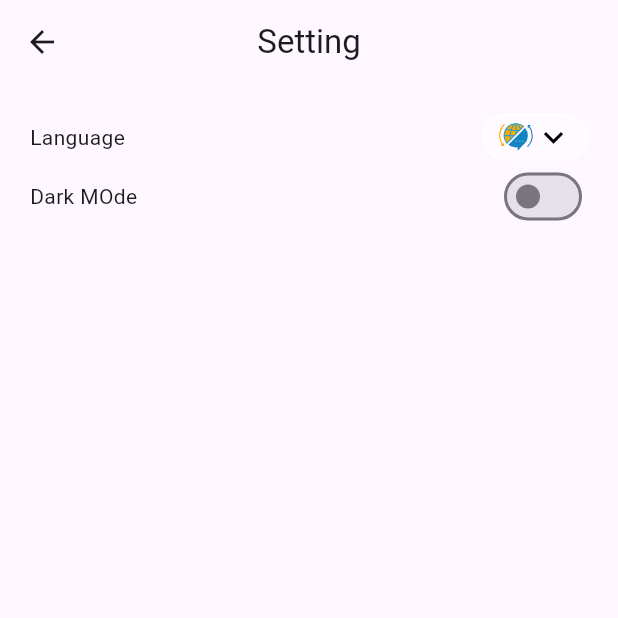
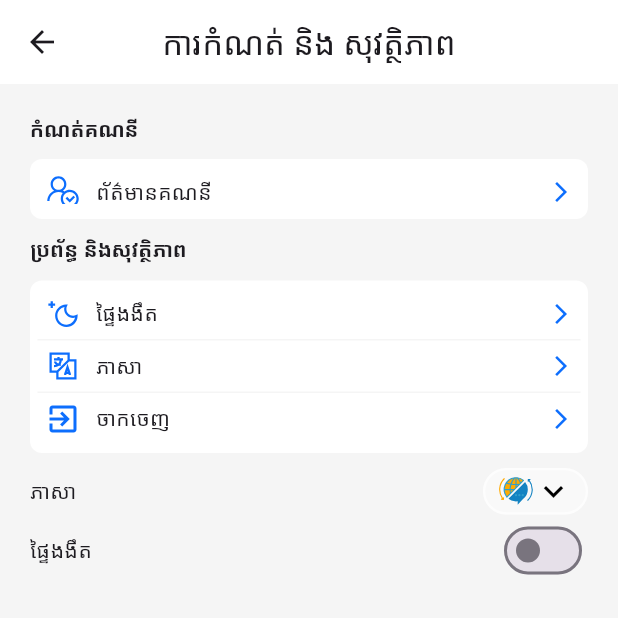
Before and after one commit to emdiya/diya_ecommerce, a Flutter app: the SettingScreen screen opened by its route, on a phone screen of 412 x 824 dp, the top half of it. Run offline on Flutter 3.47's test engine with Material 2 defaults, Android fonts, the phone set to English and light mode, and no system bars; our stand-ins replace carousel_slider, flutter_animate, flutter_svg, freezed_annotation, get, get_it and 4 more.

Commit message:
Update profile

```diff
--- a/lib/config/go_route/app_pages.dart
+++ b/lib/config/go_route/app_pages.dart
@@ -2,6 +2,7 @@ import 'package:diya_ecomerce/config/go_route/app_routes.dart';
 import 'package:diya_ecomerce/config/go_route/routes/authorization.dart';
 import 'package:diya_ecomerce/config/go_route/routes/shell_route.dart';
 import 'package:diya_ecomerce/core/wolk_though/page/splash_screen.dart';
+import 'package:diya_ecomerce/module/profile/page/account_info_screen.dart';
 import 'package:diya_ecomerce/module/profile/page/setting_screen.dart';
 import 'package:diya_ecomerce/utils/helper/extension/string_extension.dart';
 import 'package:flutter/material.dart';
@@ -60,6 +61,15 @@ class AppPages {
               );
             },
           ),
+          GoRoute(
+            parentNavigatorKey: rootNavigatorKey,
+            path: Routes.ACCOUNT_INFO.removeFirst(),
+            pageBuilder: (context, state) {
+              return const NoTransitionPage(
+                child: AccountInforScreen(),
+              );
+            },
+          ),
         ],
       ),
       authorizationRouter,
--- a/lib/config/go_route/app_routes.dart
+++ b/lib/config/go_route/app_routes.dart
@@ -11,6 +11,7 @@ abstract class Routes {
   static const PROFILE_SCREEN = Paths.PROFILE_SCREEN;
   static const UPDATE_SCREEN = Paths.UPDATE_SCREEN;
   static const SETTING_SCREEN = Paths.SETTING_SCREEN;
+  static const ACCOUNT_INFO = Paths.ACCOUNT_INFO;
 }
 
 abstract class Paths {
@@ -24,4 +25,5 @@ abstract class Paths {
   static const PROFILE_SCREEN = '/profile';
   static const UPDATE_SCREEN = '/update';
   static const SETTING_SCREEN = '/settingapp';
+  static const ACCOUNT_INFO = '/accountinfo';
 }
--- a/lib/l10n/intl_kk.arb
+++ b/lib/l10n/intl_kk.arb
@@ -42,6 +42,13 @@
     "onboard_txt2_desp":"មានម៉ូតស្អាតៗៗជាច្រើននៅក្នុងដៃរបស់អ្នក",
     "setting":"ការកំណត់",
     "language":"ភាសា",
-    "dark_mode":"ផ្ទៃងងឹត"
+    "dark_mode":"ផ្ទៃងងឹត",
+    "edit":"កែប្រែ",
+    "account_information":"ព័ត៌មានគណនី",
+    "important_news":"ដំណឹងសំខាន់",
+    "log_out":"ចាកចេញ",
+    "privacy":"ឯកជនភាព",
+    "edit_profile":"កែប្រែព័ត៌មានផ្ទាល់ខ្លួន",
+    "setting_security":"ការកំណត់ និង សុវត្ថិភាព"
 
 }
--- a/lib/module/profile/controller/profile_controller.dart
+++ b/lib/module/profile/controller/profile_controller.dart
@@ -1,6 +1,8 @@
+import 'package:diya_ecomerce/module/profile/model/setting/setting_account/setting_account_model.dart';
 import 'package:flutter/material.dart';
 import 'package:get/get.dart';
 import 'package:injectable/injectable.dart';
+import 'package:line_awesome_flutter/line_awesome_flutter.dart';
 
 import '../../../../main.dart';
 
@@ -31,3 +33,25 @@ enum VisualMode {
   dark,
   light,
 }
+
+final settingAccountList = [
+  SettingAccountModel(
+    label: "ព័ត៌មានគណនី",
+    iconData: LineAwesomeIcons.user_check,
+  ),
+];
+
+final systemandsecurity = [
+  SettingAccountModel(
+    label: "ផ្ទៃងងឹត",
+    iconData: LineAwesomeIcons.moon,
+  ),
+  SettingAccountModel(
+    label: "ភាសា",
+    iconData: LineAwesomeIcons.language,
+  ),
+  SettingAccountModel(
+    label: "ចាកចេញ",
+    iconData: Icons.exit_to_app,
+  ),
+];
--- a/lib/module/profile/page/setting_screen.dart
+++ b/lib/module/profile/page/setting_screen.dart
@@ -1,8 +1,13 @@
+import 'package:diya_ecomerce/config/go_route/app_routes.dart';
+import 'package:diya_ecomerce/constant/app_colors.dart';
 import 'package:diya_ecomerce/module/profile/controller/profile_controller.dart';
 import 'package:diya_ecomerce/utils/helper/extension/general_extension.dart';
+import 'package:diya_ecomerce/utils/widget/custom_setting_card.dart';
 import 'package:flutter/material.dart';
 import 'package:flutter_svg/svg.dart';
 import 'package:get/get.dart';
+import 'package:go_router/go_router.dart';
+import 'package:line_awesome_flutter/line_awesome_flutter.dart';
 
 import '../../../gen/fonts.gen.dart';
 import '../../../generated/l10n.dart';
@@ -22,15 +27,104 @@ class _SettingScreenState extends State<SettingScreen> {
   @override
   Widget build(BuildContext context) {
     return Scaffold(
+      backgroundColor: Colors.grey.shade100,
       appBar: AppBar(
-        title: Text(S.current.setting),
+        backgroundColor: AppColor.textWhite,
+        title: Text(S.current.setting_security),
         centerTitle: true,
       ),
       body: Obx(
         () => Padding(
           padding: const EdgeInsets.only(left: 20.0, right: 20, top: 20),
           child: Column(
+            mainAxisAlignment: MainAxisAlignment.start,
+            crossAxisAlignment: CrossAxisAlignment.start,
             children: [
+              const Text(
+                "កំណត់គណនី",
+                style: TextStyle(fontWeight: FontWeight.w800, fontSize: 14),
+              ),
+              const SizedBox(height: 10),
+              SizedBox(
+                height: 40,
+                child: CustomCardSetting(
+                  list: settingAccountList,
+                  onTap: () {
+                    context.go(Routes.PROFILE_SCREEN + Routes.ACCOUNT_INFO);
+                  },
+                ),
+              ),
+              const SizedBox(height: 10),
+              const Text(
+                "ប្រព័ន្ធ និងសុវត្ថិភាព",
+                style: TextStyle(fontWeight: FontWeight.w800, fontSize: 14),
+              ),
+              const SizedBox(height: 10),
+              SizedBox(
+                height: 115,
+                child: CustomCardSetting(
+                  list: systemandsecurity,
+                  onTap: () {
+                    onShowBottomSheetsLanguage(
+                      context: context,
+                      colors: Colors.transparent,
+                      height: 220,
+                      appbar: true,
+                      child: Column(
+                        children: [
+                          const CustomHeaderIOS(),
+                          Container(
+                            height: 40,
+                            padding: const EdgeInsets.only(left: 20, top: 10),
+                            margin: const EdgeInsets.only(bottom: 10),
+                            width: double.infinity,
+                            child: Text(
+                              S.current.chooselanguage,
+                              style: Theme.of(context)
+                                  .textTheme
+                                  .titleLarge!
+                                  .copyWith(
+                                    fontSize: 20,
+                                    fontFamily: App.isEnglish
+                                        ? FontFamily.poppinsBold
+                                        : FontFamily.kantumruyPro,
+                                  ),
+                            ),
+                          ),
+                          const Divider(
+                            thickness: 1,
+                            height: 1,
+                            color: Color(0xffDDDDDD),
+                          ),
+                          CustomCardLanguage(
+                            language: S.current.khmer,
+                            select: Get.locale!.languageCode ==
+                                Languages.khmer.code,
+                            imageUrl: 'assets/svg/khmer_flag.svg',
+                            ontap: () {
+                              Get.put(App()).changeLanguage(Languages.khmer);
+
+                              Navigator.pop(context);
+                            },
+                          ),
+                          CustomCardLanguage(
+                            language: S.current.english,
+                            select: Get.locale!.languageCode ==
+                                Languages.english.code,
+                            imageUrl: 'assets/svg/en_flag.svg',
+                            ontap: () {
+                              Get.put(App()).changeLanguage(Languages.english);
+
+                              Navigator.pop(context);
+                            },
+                          ),
+                        ],
+                      ),
+                    );
+                  },
+                ),
+              ),
+              const SizedBox(height: 10),
               Row(
                 mainAxisAlignment: MainAxisAlignment.spaceBetween,
                 children: [
--- a/lib/module/profile/page/updateprofile_screen.dart
+++ b/lib/module/profile/page/updateprofile_screen.dart
@@ -1,6 +1,7 @@
 import 'package:diya_ecomerce/config/go_route/app_routes.dart';
 import 'package:diya_ecomerce/constant/app_colors.dart';
 import 'package:diya_ecomerce/gen/fonts.gen.dart';
+import 'package:diya_ecomerce/generated/l10n.dart';
 import 'package:flutter/material.dart';
 import 'package:flutter_svg/flutter_svg.dart';
 import 'package:go_router/go_router.dart';
@@ -19,7 +20,7 @@ class UpdateProfileScreen extends StatelessWidget {
             onPressed: () => context.go(Routes.PROFILE_SCREEN),
             icon: const Icon(LineAwesomeIcons.angle_left)),
         title: Text(
-          "EditProfile",
+          S.current.edit_profile,
           style: Theme.of(context).textTheme.titleLarge?.copyWith(
                 fontFamily: FontFamily.ralewaySemiBold,
               ),
--- a/lib/utils/controller/gloabal_controller.dart
+++ b/lib/utils/controller/gloabal_controller.dart
@@ -2,7 +2,7 @@ import 'package:flutter/material.dart';
 import 'package:get/get.dart';
 
 class App extends GetxController {
-  final localLang = 'en'.obs;
+  final localLang = 'kk'.obs;
 
   void changeLanguage(Languages language) {
     Get.updateLocale(Locale(language.code));
--- /dev/null
+++ b/lib/utils/widget/custom_setting_card.dart
@@ -0,0 +1,66 @@
+import 'package:diya_ecomerce/constant/app_colors.dart';
+import 'package:flutter/material.dart';
+
+class CustomCardSetting extends StatelessWidget {
+  const CustomCardSetting({
+    super.key,
+    required this.list,
+    this.onTap,
+  });
+
+  final List list;
+  final Function()? onTap;
+
+  @override
+  Widget build(BuildContext context) {
+    return Container(
+      width: double.infinity,
+      padding: const EdgeInsets.only(top: 10, bottom: 10),
+      decoration: BoxDecoration(
+          color: AppColor.textWhite, borderRadius: BorderRadius.circular(8)),
+      child: ListView.builder(
+        itemCount: list.length,
+        itemBuilder: (context, index) {
+          return Column(
+            children: [
+              GestureDetector(
+                onTap: onTap,
+                child: Padding(
+                  padding: const EdgeInsets.only(left: 10, right: 10),
+                  child: Row(
+                    mainAxisAlignment: MainAxisAlignment.spaceBetween,
+                    children: [
+                      Row(
+                        children: [
+                          Icon(
+                            list[index].iconData,
+                            color: AppColor.primaryColor,
+                          ),
+                          const SizedBox(width: 10),
+                          Text("${list[index].label}"),
+                        ],
+                      ),
+                      Icon(
+                        Icons.arrow_forward_ios,
+                        size: 16,
+                        color: AppColor.primaryColor,
+                      ),
+                    ],
+                  ),
+                ),
+              ),
+              Padding(
+                padding:
+                    const EdgeInsets.only(left: 5, right: 5, top: 5, bottom: 5),
+                child: Divider(
+                  height: 1,
+                  color: Colors.grey.shade100,
+                ),
+              ),
+            ],
+          );
+        },
+      ),
+    );
+  }
+}
```
Also changed, not shown: lib/l10n/intl_en.arb (+9 -1 lines), lib/module/home/page/home_screen.dart (+7 -7 lines), lib/module/profile/model/setting/setting_account/setting_account_model.dart (added, +8 -0 lines), lib/module/profile/page/account_info_screen.dart (added, +31 -0 lines), lib/module/profile/page/profile_screen.dart (+18 -22 lines), lib/generated/intl/app_localizations.dart, lib/generated/intl/app_localizations_en.dart, lib/generated/intl/app_localizations_kk.dart, lib/generated/intl/messages_en.dart, lib/generated/intl/messages_kk.dart, lib/generated/l10n.dart, pubspec.lock.
